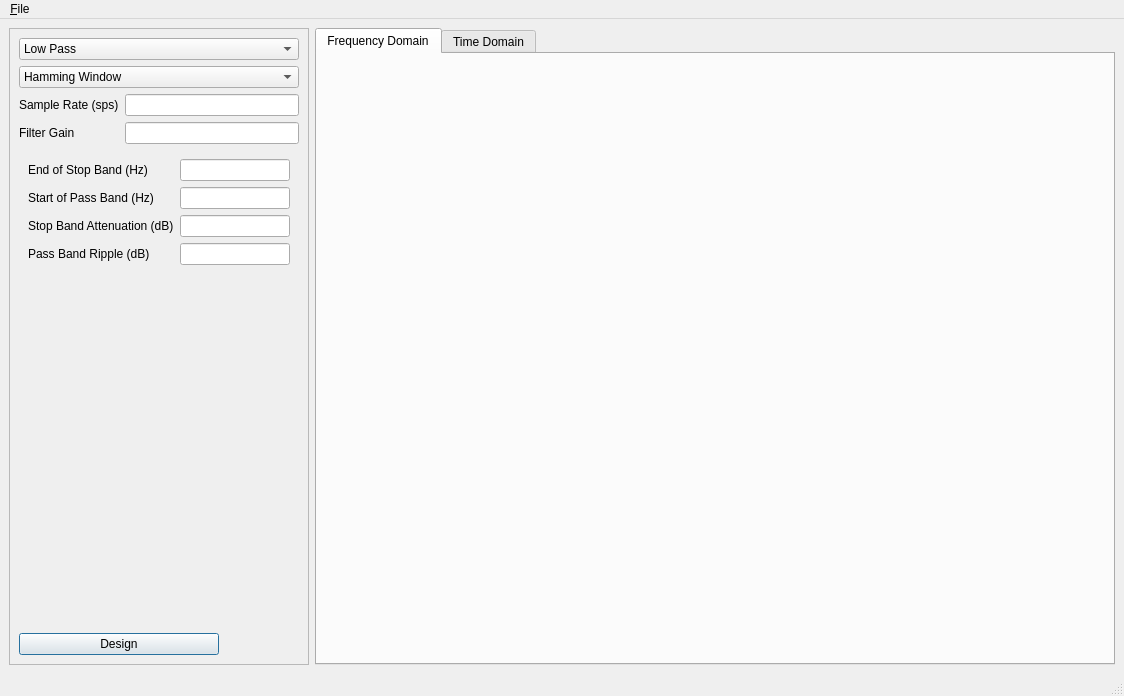
ZakyHermawan/gnuradio, file gr-utils/src/python/pyqt_filter.ui: the form before one commit.
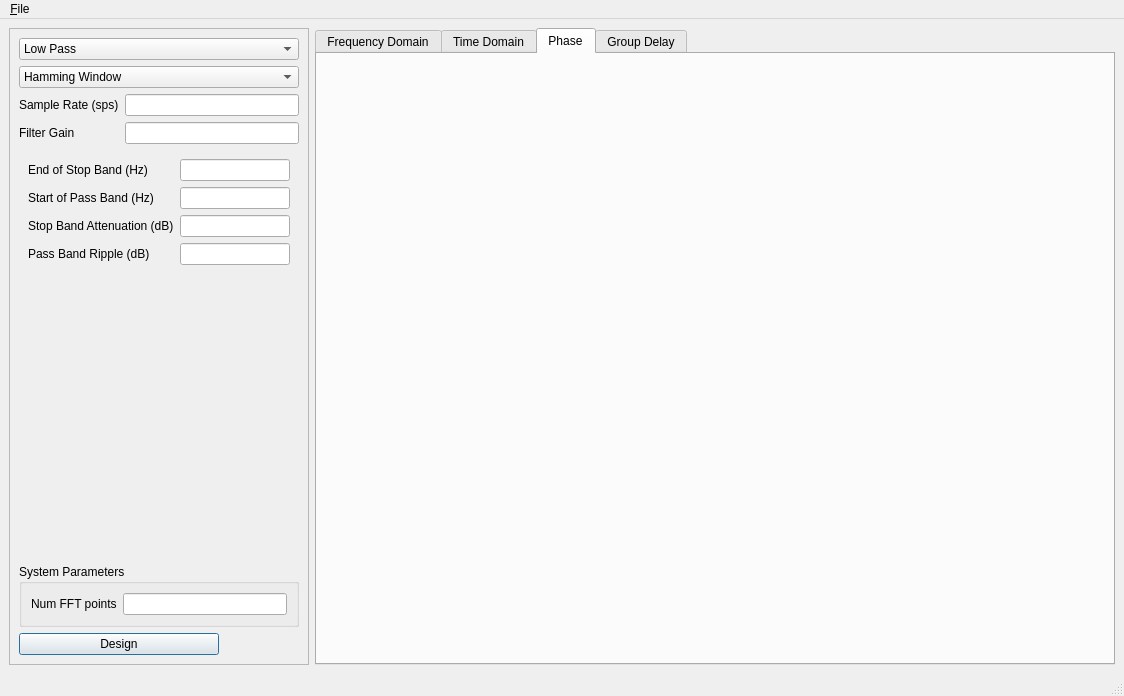
The form after the commit. The open tabs and pages were chosen to show the change. Custom widgets are drawn as their Qt base class.

Commit message: Adding a phase and group delay plot to the GUI.

```diff
--- a/gr-utils/src/python/pyqt_filter.ui
+++ b/gr-utils/src/python/pyqt_filter.ui
@@ -259,6 +259,9 @@
          </widget>
          <widget class="QWidget" name="firhpfPage">
           <layout class="QFormLayout" name="formLayout_3">
+           <property name="fieldGrowthPolicy">
+            <enum>QFormLayout::AllNonFixedFieldsGrow</enum>
+           </property>
            <item row="0" column="0">
             <widget class="QLabel" name="endofHpfStopBandLabel">
              <property name="text">
@@ -303,6 +306,25 @@
          </widget>
         </widget>
        </item>
+       <item>
+        <widget class="QGroupBox" name="sysParamsBox">
+         <property name="title">
+          <string>System Parameters</string>
+         </property>
+         <layout class="QFormLayout" name="formLayout_4">
+          <item row="1" column="1">
+           <widget class="QLineEdit" name="nfftEdit"/>
+          </item>
+          <item row="1" column="0">
+           <widget class="QLabel" name="nfftLabel">
+            <property name="text">
+             <string>Num FFT points</string>
+            </property>
+           </widget>
+          </item>
+         </layout>
+        </widget>
+       </item>
        <item>
         <widget class="QPushButton" name="designButton">
          <property name="minimumSize">
@@ -362,6 +384,26 @@
         </item>
        </layout>
       </widget>
+      <widget class="QWidget" name="phaseTab">
+       <attribute name="title">
+        <string>Phase</string>
+       </attribute>
+       <layout class="QHBoxLayout" name="horizontalLayout_3">
+        <item>
+         <widget class="QwtPlot" name="phasePlot"/>
+        </item>
+       </layout>
+      </widget>
+      <widget class="QWidget" name="groupTab">
+       <attribute name="title">
+        <string>Group Delay</string>
+       </attribute>
+       <layout class="QHBoxLayout" name="horizontalLayout_4">
+        <item>
+         <widget class="QwtPlot" name="groupPlot"/>
+        </item>
+       </layout>
+      </widget>
      </widget>
     </item>
    </layout>
```
The commit also changes 2 other files.
